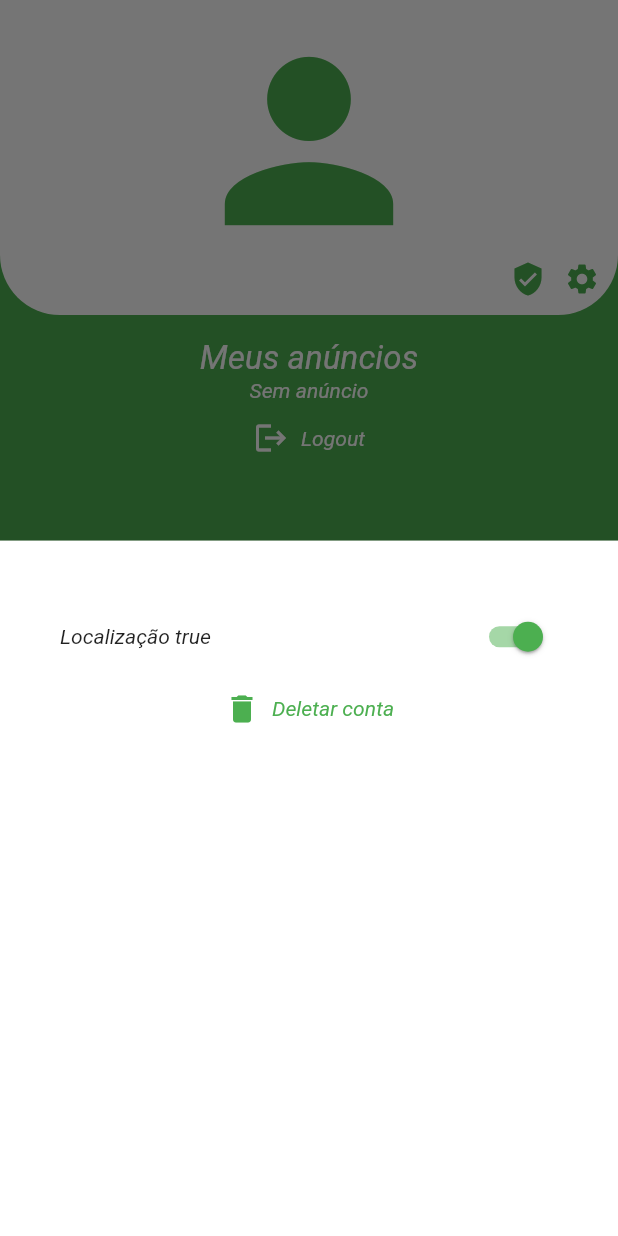
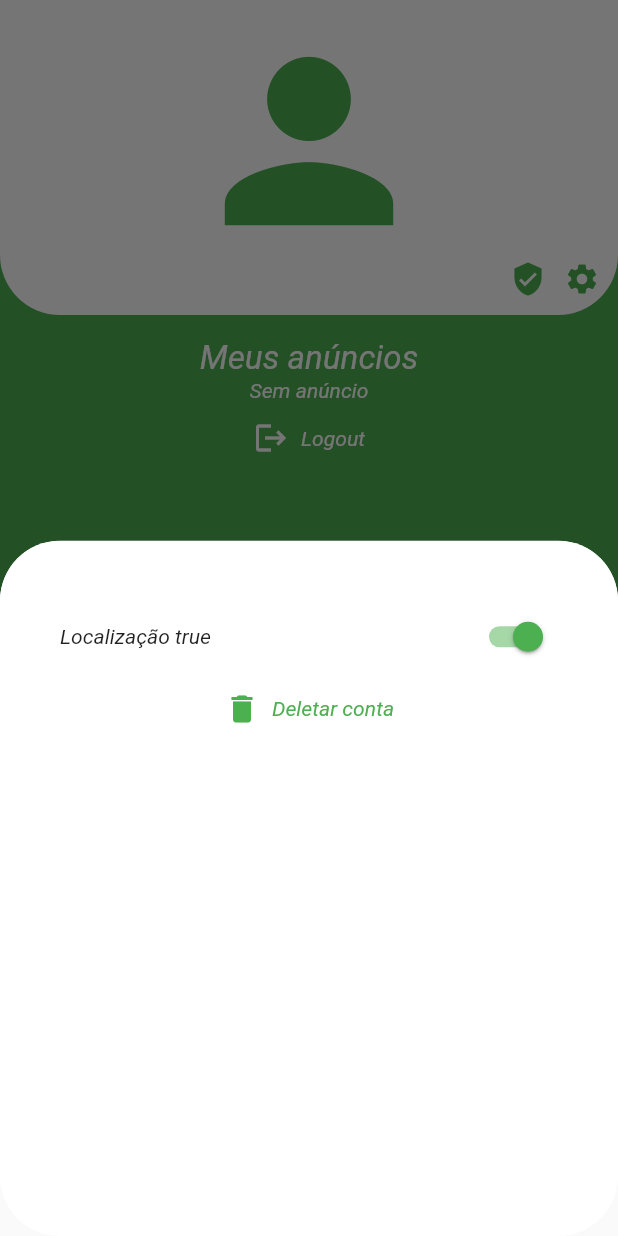
Before and after one commit to ramonpaolo/AgroApp, a Flutter app: the User screen opened directly with empty values, after a tap on the "settings" icon, on a phone screen of 412 x 824 dp. Run offline on Flutter 3.47's test engine with Material 2 defaults, Android fonts, the phone set to English and light mode, and no system bars; our stand-ins replace firebase_auth, firebase_core, google_sign_in, image_picker, page_transition; missing offline and left inert: simple_splashscreen; accounts and stored records are empty.

Commit message:
Add border in modal

```diff
--- a/lib/src/routes/user/showModal.dart
+++ b/lib/src/routes/user/showModal.dart
@@ -4,9 +4,14 @@ import 'dart:io';
 showModalConf(context, localizacao, FirebaseAuth, _googleSignIn, _saveData,
     Login, setState) {
   return showModalBottomSheet(
+      shape: RoundedRectangleBorder(
+          borderRadius: BorderRadius.only(
+              topLeft: Radius.circular(40), topRight: Radius.circular(40))),
       context: (context),
       builder: (context) {
-        return Container(
+        return ClipRRect(
+            borderRadius: BorderRadius.circular(40),
+            child: Container(
               padding: EdgeInsets.all(40),
               color: Colors.white,
               width: 1000,
@@ -49,12 +54,15 @@ showModalConf(context, localizacao, FirebaseAuth, _googleSignIn, _saveData,
                       ))
                 ],
               ),
-        );
+            ));
       });
 }
 
 showModal(context, item, index) {
   return showModalBottomSheet(
+      shape: RoundedRectangleBorder(
+          borderRadius: BorderRadius.only(
+              topLeft: Radius.circular(40), topRight: Radius.circular(40))),
       context: (context),
       builder: (context) {
         return SingleChildScrollView(
```
Also changed, not shown: lib/src/routes/user/User.dart (+2 -10 lines). Lines whose indentation alone changed are shown as unchanged.
